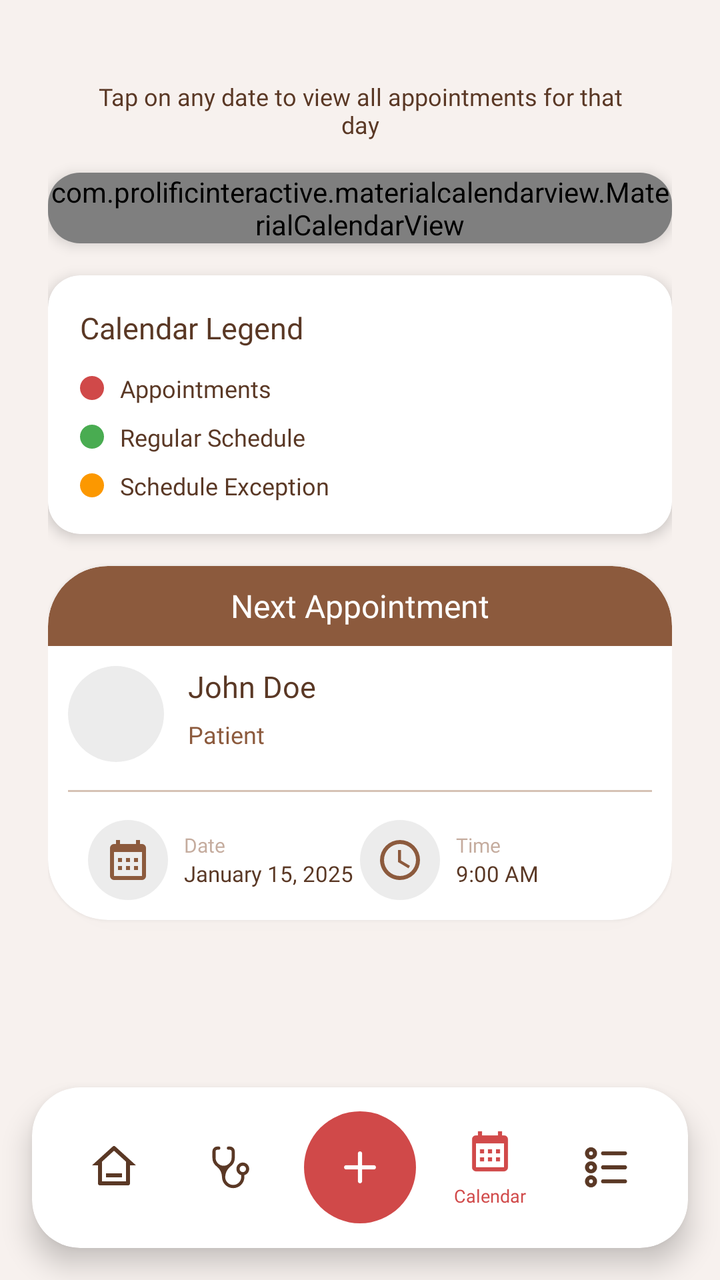
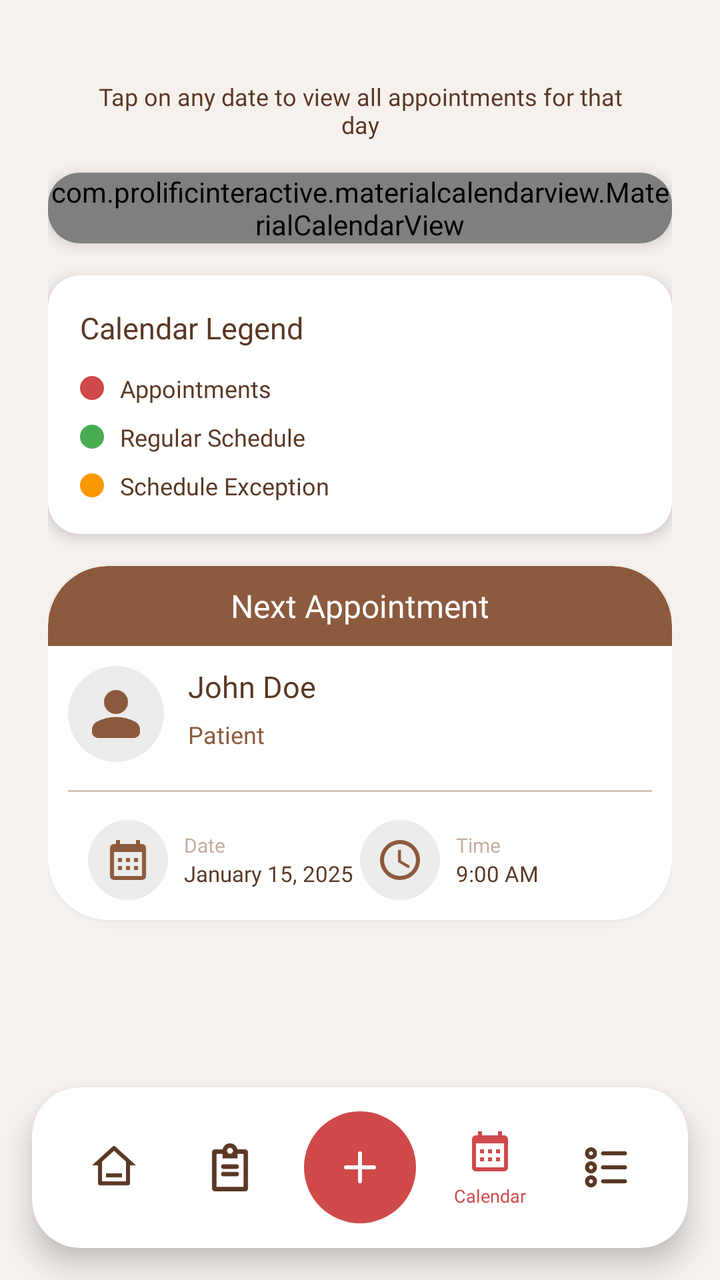

Screens rendered from an Android XML layout before and after an edit, with the pre-edit source and the edit as a unified diff.
<!-- AndroidManifest.xml: application theme Theme.StTherese -->
<!-- res/layout/activity_doctor_calendar.xml -->
<?xml version="1.0" encoding="utf-8"?>
<androidx.coordinatorlayout.widget.CoordinatorLayout xmlns:android="http://schemas.android.com/apk/res/android"
    xmlns:app="http://schemas.android.com/apk/res-auto"
    xmlns:tools="http://schemas.android.com/tools"
    android:layout_width="match_parent"
    android:layout_height="match_parent"
    android:background="@color/bg_color">

    
    <ScrollView
        android:layout_width="match_parent"
        android:layout_height="match_parent"
        android:fillViewport="true"
        android:clipToPadding="false"
        android:paddingBottom="100dp">


        <androidx.constraintlayout.widget.ConstraintLayout
            android:layout_width="match_parent"
            android:layout_height="wrap_content"
            android:padding="24dp">

            <TextView
                android:id="@+id/textView7"
                android:layout_width="match_parent"
                android:layout_height="wrap_content"
                android:layout_marginBottom="20dp"
                android:fontFamily="@font/poppins_medium"
                android:gravity="center"
                android:padding="16dp"
                android:text="Tap on any date to view all appointments for that day"
                android:textColor="@color/brown_text"
                android:textSize="12sp"
                app:layout_constraintTop_toTopOf="parent"
                tools:layout_editor_absoluteX="24dp" />

            
            <androidx.cardview.widget.CardView
                android:id="@+id/calendarCard"
                android:layout_width="0dp"
                android:layout_height="wrap_content"
                app:cardBackgroundColor="#FFFFFF"
                app:cardCornerRadius="16dp"
                app:cardElevation="4dp"
                app:layout_constraintEnd_toEndOf="parent"
                app:layout_constraintStart_toStartOf="parent"
                app:layout_constraintTop_toBottomOf="@+id/textView7">

                <com.prolificinteractive.materialcalendarview.MaterialCalendarView
                    android:id="@+id/calendarView"
                    android:layout_width="match_parent"
                    android:layout_height="wrap_content"
                    android:elevation="4dp"
                    app:mcv_dateTextAppearance="@style/CalendarDateText"
                    app:mcv_headerTextAppearance="@style/CalendarHeaderText"
                    app:mcv_selectionColor="@color/red_primary"
                    app:mcv_showOtherDates="all"
                    app:mcv_weekDayTextAppearance="@style/CalendarWeekText"
                    app:mcv_tileSize="40dp"/>
            </androidx.cardview.widget.CardView>

            
            <androidx.cardview.widget.CardView
                android:id="@+id/legendCard"
                android:layout_width="0dp"
                android:layout_height="wrap_content"
                android:layout_marginTop="16dp"
                app:cardBackgroundColor="#FFFFFF"
                app:cardCornerRadius="16dp"
                app:cardElevation="4dp"
                app:layout_constraintEnd_toEndOf="parent"
                app:layout_constraintStart_toStartOf="parent"
                app:layout_constraintTop_toBottomOf="@id/calendarCard">

                <LinearLayout
                    android:layout_width="match_parent"
                    android:layout_height="wrap_content"
                    android:orientation="vertical"
                    android:padding="16dp">

                    <TextView
                        android:layout_width="wrap_content"
                        android:layout_height="wrap_content"
                        android:text="Calendar Legend"
                        android:textColor="@color/brown_text"
                        android:textSize="15sp"
                        android:fontFamily="@font/montserrat_bold"
                        android:layout_marginBottom="12dp" />

                    
                    <LinearLayout
                        android:layout_width="match_parent"
                        android:layout_height="wrap_content"
                        android:orientation="horizontal"
                        android:gravity="center_vertical"
                        android:layout_marginBottom="8dp">

                        <View
                            android:layout_width="12dp"
                            android:layout_height="12dp"
                            android:background="@drawable/bg_circle_red" />

                        <TextView
                            android:layout_width="wrap_content"
                            android:layout_height="wrap_content"
                            android:text="Appointments"
                            android:textColor="@color/brown_text"
                            android:textSize="12sp"
                            android:fontFamily="@font/montserrat_bold"
                            android:layout_marginStart="8dp" />
                    </LinearLayout>

                    
                    <LinearLayout
                        android:layout_width="match_parent"
                        android:layout_height="wrap_content"
                        android:orientation="horizontal"
                        android:gravity="center_vertical"
                        android:layout_marginBottom="8dp">

                        <View
                            android:layout_width="12dp"
                            android:layout_height="12dp"
                            android:background="@drawable/bg_circle_green" />

                        <TextView
                            android:layout_width="wrap_content"
                            android:layout_height="wrap_content"
                            android:text="Regular Schedule"
                            android:textColor="@color/brown_text"
                            android:textSize="12sp"
                            android:fontFamily="@font/montserrat_bold"
                            android:layout_marginStart="8dp" />
                    </LinearLayout>

                    
                    <LinearLayout
                        android:layout_width="match_parent"
                        android:layout_height="wrap_content"
                        android:orientation="horizontal"
                        android:gravity="center_vertical">

                        <View
                            android:layout_width="12dp"
                            android:layout_height="12dp"
                            android:background="@drawable/bg_circle_orange" />

                        <TextView
                            android:layout_width="wrap_content"
                            android:layout_height="wrap_content"
                            android:text="Schedule Exception"
                            android:textColor="@color/brown_text"
                            android:textSize="12sp"
                            android:fontFamily="@font/montserrat_bold"
                            android:layout_marginStart="8dp" />
                    </LinearLayout>
                </LinearLayout>
            </androidx.cardview.widget.CardView>

            
            <androidx.cardview.widget.CardView
                android:id="@+id/upcomingCard"
                android:layout_width="0dp"
                android:layout_height="wrap_content"
                android:layout_marginTop="16dp"
                app:cardBackgroundColor="#FFFFFF"
                app:cardCornerRadius="30dp"
                app:cardElevation="4dp"
                app:layout_constraintEnd_toEndOf="parent"
                app:layout_constraintStart_toStartOf="parent"
                app:layout_constraintTop_toBottomOf="@id/legendCard">

                <androidx.constraintlayout.widget.ConstraintLayout
                    android:layout_width="match_parent"
                    android:layout_height="wrap_content"
                    android:paddingBottom="10dp">


                    <FrameLayout
                        android:id="@+id/header"
                        android:layout_width="match_parent"
                        android:layout_height="40dp"
                        app:layout_constraintTop_toTopOf="parent"
                        tools:layout_editor_absoluteX="16dp">

                        <View
                            android:layout_width="match_parent"
                            android:layout_height="match_parent"
                            android:background="@drawable/selection_header" />
                    <TextView
                        android:id="@+id/tvUpcomingTitle"
                        android:layout_width="wrap_content"
                        android:layout_height="wrap_content"
                        android:text="Next Appointment"
                        android:layout_gravity="center_horizontal|center"
                        android:textColor="@color/card_white"
                        android:textSize="16sp"
                        android:fontFamily="@font/montserrat_extra_bold"
                        app:layout_constraintStart_toStartOf="parent"
                        app:layout_constraintTop_toTopOf="parent" />

                        <View
                            android:id="@+id/divider"
                            android:layout_width="0dp"
                            android:layout_height="1dp"
                            android:layout_marginTop="12dp"
                            android:background="#D9D9D9"
                            app:layout_constraintEnd_toEndOf="parent"
                            app:layout_constraintStart_toStartOf="parent"
                            app:layout_constraintTop_toBottomOf="@id/tvUpcomingTitle" />
                    </FrameLayout>


                    <ImageView
                        android:id="@+id/ivPatient"
                        android:layout_width="48dp"
                        android:layout_height="48dp"
                        android:layout_margin="10dp"
                        android:background="@drawable/bg_circle_gray"
                        android:padding="12dp"

                        app:layout_constraintStart_toStartOf="parent"
                        app:layout_constraintTop_toBottomOf="@+id/header" />

                    <TextView
                        android:id="@+id/tvUpcomingPatient"
                        android:layout_width="0dp"
                        android:layout_height="wrap_content"
                        android:layout_marginStart="12dp"
                        android:text="John Doe"
                        android:textColor="@color/brown_text"
                        android:textSize="15sp"
                        android:fontFamily="@font/montserrat_extra_bold"
                        app:layout_constraintEnd_toEndOf="parent"
                        app:layout_constraintStart_toEndOf="@id/ivPatient"
                        app:layout_constraintTop_toTopOf="@id/ivPatient" />

                    <TextView
                        android:id="@+id/tvPatientLabel"
                        android:layout_width="0dp"
                        android:layout_height="wrap_content"
                        android:layout_marginStart="12dp"
                        android:text="Patient"
                        android:textColor="@color/text_secondary"
                        android:textSize="12sp"
                        android:fontFamily="@font/poppins_medium"
                        app:layout_constraintBottom_toBottomOf="@id/ivPatient"
                        app:layout_constraintEnd_toEndOf="parent"
                        app:layout_constraintStart_toEndOf="@id/ivPatient"
                        app:layout_constraintTop_toBottomOf="@id/tvUpcomingPatient" />

                    <View
                        android:id="@+id/divider2"
                        android:layout_width="0dp"
                        android:layout_height="1dp"
                        android:layout_marginTop="14dp"
                        android:layout_marginEnd="10dp"
                        android:layout_marginStart="10dp"
                        android:background="#D6C2B5"
                        app:layout_constraintEnd_toEndOf="parent"
                        app:layout_constraintStart_toStartOf="parent"
                        app:layout_constraintTop_toBottomOf="@id/ivPatient" />
                    <LinearLayout
                        android:id="@+id/layoutDateTime"
                        android:layout_width="match_parent"
                        android:layout_height="wrap_content"
                        android:layout_marginTop="14dp"
                        android:layout_marginStart="20dp"
                        android:layout_marginEnd="20dp"
                        android:layout_marginBottom="20dp"
                        android:orientation="horizontal"
                        app:layout_constraintTop_toBottomOf="@id/divider2">

                        <LinearLayout
                            android:layout_width="0dp"
                            android:layout_height="wrap_content"
                            android:layout_weight="1"
                            android:orientation="horizontal"
                            android:gravity="center_vertical">

                            <ImageView
                                android:layout_width="40dp"
                                android:layout_height="40dp"
                                android:background="@drawable/bg_circle_gray"
                                android:padding="8dp"
                                android:src="@drawable/ic_calendar_secondary" />

                            <LinearLayout
                                android:layout_width="wrap_content"
                                android:layout_height="wrap_content"
                                android:orientation="vertical"
                                android:layout_marginStart="8dp">

                                <TextView
                                    android:layout_width="wrap_content"
                                    android:layout_height="wrap_content"
                                    android:text="Date"
                                    android:textColor="#808C5A3D"
                                    android:textSize="10sp"
                                    android:fontFamily="@font/poppins_medium" />

                                <TextView
                                    android:id="@+id/tvUpcomingDate"
                                    android:layout_width="wrap_content"
                                    android:layout_height="wrap_content"
                                    android:text="January 15, 2025"
                                    android:textColor="@color/brown_text"
                                    android:textSize="11sp"
                                    android:fontFamily="@font/poppins_semi_bold" />
                            </LinearLayout>
                        </LinearLayout>

                        <LinearLayout
                            android:layout_width="0dp"
                            android:layout_height="wrap_content"
                            android:layout_weight="1"
                            android:orientation="horizontal"
                            android:gravity="center_vertical">

                            <ImageView
                                android:layout_width="40dp"
                                android:layout_height="40dp"
                                android:background="@drawable/bg_circle_gray"
                                android:padding="8dp"
                                android:src="@drawable/ic_clock_secondary" />

                            <LinearLayout
                                android:layout_width="wrap_content"
                                android:layout_height="wrap_content"
                                android:orientation="vertical"
                                android:layout_marginStart="8dp">

                                <TextView
                                    android:layout_width="wrap_content"
                                    android:layout_height="wrap_content"
                                    android:text="Time"
                                    android:textColor="#808C5A3D"
                                    android:textSize="10sp"
                                    android:fontFamily="@font/poppins_medium" />

                                <TextView
                                    android:id="@+id/tvUpcomingTime"
                                    android:layout_width="wrap_content"
                                    android:layout_height="wrap_content"
                                    android:text="9:00 AM"
                                    android:textColor="@color/brown_text"
                                    android:textSize="11sp"
                                    android:fontFamily="@font/poppins_semi_bold" />
                            </LinearLayout>
                        </LinearLayout>
                    </LinearLayout>
                </androidx.constraintlayout.widget.ConstraintLayout>
            </androidx.cardview.widget.CardView>


        </androidx.constraintlayout.widget.ConstraintLayout>
    </ScrollView>

    
    <androidx.cardview.widget.CardView
        android:layout_width="match_parent"
        android:layout_height="wrap_content"
        android:layout_gravity="bottom"
        app:cardCornerRadius="24dp"
        app:cardElevation="8dp"
        android:layout_margin="16dp"
        app:cardBackgroundColor="#FFFFFF">

        <LinearLayout
            android:layout_width="match_parent"
            android:layout_height="wrap_content"
            android:orientation="horizontal"
            android:gravity="center"
            android:padding="12dp">

            <LinearLayout
                android:id="@+id/btnHome"
                android:layout_width="0dp"
                android:layout_height="wrap_content"
                android:layout_weight="1"
                android:orientation="vertical"
                android:gravity="center"
                android:padding="8dp">

                <ImageView
                    android:layout_width="24dp"
                    android:layout_height="24dp"
                    android:src="@drawable/ic_home"
                    app:tint="#5A3825" />
            </LinearLayout>

            <LinearLayout
                android:id="@+id/btnAppointment"
                android:layout_width="0dp"
                android:layout_height="wrap_content"
                android:layout_weight="1"
                android:orientation="vertical"
                android:gravity="center"
                android:padding="8dp">

                <ImageView
                    android:layout_width="24dp"
                    android:layout_height="24dp"
                    android:src="@drawable/ic_medical"
                    app:tint="#5A3825" />
            </LinearLayout>

            <ImageView
                android:id="@+id/btnAdd"
                android:layout_width="56dp"
                android:layout_height="56dp"
                android:src="@drawable/ic_add"
                android:background="@drawable/bg_circle_red"
                android:padding="16dp"
                app:tint="#FFFFFF"
                android:layout_marginStart="8dp"
                android:layout_marginEnd="8dp" />

            <LinearLayout
                android:id="@+id/btnCalendar"
                android:layout_width="0dp"
                android:layout_height="wrap_content"
                android:layout_weight="1"
                android:orientation="vertical"
                android:gravity="center"
                android:padding="8dp">

                <ImageView
                    android:layout_width="24dp"
                    android:layout_height="24dp"
                    android:src="@drawable/ic_calendar"
                    app:tint="#D14A4A" />
                <TextView
                    android:layout_width="wrap_content"
                    android:layout_height="wrap_content"
                    android:text="Calendar"
                    android:fontFamily="@font/montserrat_extra_bold"
                    android:textSize="9sp"
                    android:textColor="#D14A4A"
                    android:layout_marginTop="4dp" />
            </LinearLayout>

            <LinearLayout
                android:id="@+id/btnHistory"
                android:layout_width="0dp"
                android:layout_height="wrap_content"
                android:layout_weight="1"
                android:orientation="vertical"
                android:gravity="center"
                android:padding="8dp">

                <ImageView
                    android:layout_width="24dp"
                    android:layout_height="24dp"
                    android:src="@drawable/ic_menu"
                    app:tint="#5A3825" />
            </LinearLayout>
        </LinearLayout>
    </androidx.cardview.widget.CardView>

</androidx.coordinatorlayout.widget.CoordinatorLayout>
<!-- resources referenced by this layout -->
<resources>
  <color name="bg_color">#F7F1EE</color>
  <color name="brown_text">#5A3825</color>
  <color name="card_white">#FFFFFF</color>
  <color name="red_primary">#D14A4A</color>
  <color name="text_secondary">#8C5A3D</color>
  <!-- drawable bg_circle_gray (drawable) -->
  <?xml version="1.0" encoding="utf-8"?>
  <shape xmlns:android="http://schemas.android.com/apk/res/android"
      android:shape="oval">
      <padding android:left="6dp" android:top="6dp" android:right="6dp"/>
      <solid android:color="#ECECEC" />
  </shape>
  <!-- drawable bg_circle_green (drawable) -->
  <?xml version="1.0" encoding="utf-8"?>
  <shape xmlns:android="http://schemas.android.com/apk/res/android"
      android:shape="oval">
      <solid android:color="#49AC51" />
  </shape>
  <!-- drawable bg_circle_orange (drawable) -->
  <?xml version="1.0" encoding="utf-8"?>
  <shape xmlns:android="http://schemas.android.com/apk/res/android"
      android:shape="oval">
      <solid android:color="#FC9800" />
  </shape>
  <!-- drawable bg_circle_red (drawable) -->
  <?xml version="1.0" encoding="utf-8"?>
  <shape xmlns:android="http://schemas.android.com/apk/res/android"
      android:shape="oval">
      <solid android:color="#D04949" />
  </shape>
  <!-- drawable ic_medical (drawable) -->
  <vector xmlns:android="http://schemas.android.com/apk/res/android"
      android:width="15dp"
      android:height="15dp"
      android:viewportWidth="15"
      android:viewportHeight="15">
    <path
        android:pathData="M5.5,7A2.5,2.5 0,0 1,3 4.5v-2a0.5,0.5 0,0 1,0.5 -0.5H4a0.5,0.5 0,0 0,0 -1h-0.5A1.5,1.5 0,0 0,2 2.5v2a3.49,3.49 0,0 0,1.51 2.87A4.4,4.4 0,0 1,5 10.5a3.5,3.5 0,1 0,7 0v-0.57a2,2 0,1 0,-1 0v0.57a2.5,2.5 0,0 1,-5 0a4.4,4.4 0,0 1,1.5 -3.13A3.49,3.49 0,0 0,9 4.5v-2A1.5,1.5 0,0 0,7.5 1H7a0.5,0.5 0,0 0,0 1h0.5a0.5,0.5 0,0 1,0.5 0.5v2A2.5,2.5 0,0 1,5.5 7m6,2a1,1 0,1 1,0 -2a1,1 0,0 1,0 2"
        android:fillColor="#8C5A3D"/>
  </vector>
  <style name="CalendarDateText" parent="TextAppearance.AppCompat.Small">
          <item name="android:textColor">@color/text_secondary</item>
          <item name="android:textSize">11sp</item>
          <item name="android:fontFamily">@font/poppins_regular</item>
      </style>
  <style name="CalendarHeaderText" parent="TextAppearance.AppCompat.Medium">
          <item name="android:textColor">@color/brown_text</item>
          <item name="android:fontFamily">@font/poppins_semi_bold</item>
          <item name="android:textSize">12sp</item>
      </style>
  <style name="CalendarWeekText" parent="TextAppearance.AppCompat.Small">
          <item name="android:textColor">@color/text_secondary</item>
          <item name="android:textSize">11sp</item>
          <item name="android:fontFamily">@font/poppins_regular</item>
      </style>
  <style name="Theme.StTherese" parent="Base.Theme.StTherese" />
  <color name="md_theme_light_primary">@color/brown_primary</color>
  <color name="md_theme_light_onPrimary">@color/white_on_primary</color>
  <color name="md_theme_light_background">@color/app_background</color>
  <color name="md_theme_light_surface">@color/app_background</color>
  <color name="brown_primary">#6B3A17</color>
  <color name="white_on_primary">#FFFFFF</color>
  <color name="app_background">#F7F1EE</color>
  <!-- unchanged entries left out for length: 8 -->
</resources>

<!-- the commit's change to res/layout/activity_doctor_calendar.xml (unified diff, before → after) -->
@@ -217,8 +217,8 @@
                         android:layout_height="48dp"
                         android:layout_margin="10dp"
                         android:background="@drawable/bg_circle_gray"
-                        android:padding="12dp"
-
+                        android:src="@drawable/ic_person"
+                        android:padding="6dp"
                         app:layout_constraintStart_toStartOf="parent"
                         app:layout_constraintTop_toBottomOf="@+id/header" />
 
@@ -349,6 +349,44 @@
                             </LinearLayout>
                         </LinearLayout>
                     </LinearLayout>
+
+                    <LinearLayout
+                        android:id="@+id/layoutEmptyUpcoming"
+                        android:layout_width="match_parent"
+                        android:layout_height="wrap_content"
+                        android:background="#FFFFFF"
+                        android:elevation="8dp"
+                        android:gravity="center_vertical"
+                        android:minHeight="118dp"
+                        android:orientation="vertical"
+                        android:paddingStart="20dp"
+                        android:paddingTop="28dp"
+                        android:paddingEnd="20dp"
+                        android:paddingBottom="28dp"
+                        android:visibility="gone"
+                        app:layout_constraintEnd_toEndOf="parent"
+                        app:layout_constraintStart_toStartOf="parent"
+                        app:layout_constraintTop_toTopOf="parent">
+
+                        <TextView
+                            android:id="@+id/tvEmptyUpcomingTitle"
+                            android:layout_width="match_parent"
+                            android:layout_height="wrap_content"
+                            android:fontFamily="@font/montserrat_extra_bold"
+                            android:text="NO APPOINTMENTS"
+                            android:textColor="@color/brown_text"
+                            android:textSize="22sp" />
+
+                        <TextView
+                            android:id="@+id/tvEmptyUpcomingMessage"
+                            android:layout_width="match_parent"
+                            android:layout_height="wrap_content"
+                            android:layout_marginTop="4dp"
+                            android:fontFamily="@font/poppins_medium"
+                            android:text="All your appointments will be displayed here."
+                            android:textColor="@color/brown_text"
+                            android:textSize="12sp" />
+                    </LinearLayout>
                 </androidx.constraintlayout.widget.ConstraintLayout>
             </androidx.cardview.widget.CardView>
 
@@ -401,7 +439,7 @@
                 <ImageView
                     android:layout_width="24dp"
                     android:layout_height="24dp"
-                    android:src="@drawable/ic_medical"
+                    android:src="@drawable/ic_list"
                     app:tint="#5A3825" />
             </LinearLayout>
 
<!-- resource entries referenced after the edit -->
@@ -30,15 +30,26 @@
       android:shape="oval">
       <solid android:color="#D04949" />
   </shape>
-  <!-- drawable ic_medical (drawable) -->
+  <!-- drawable ic_list (drawable) -->
   <vector xmlns:android="http://schemas.android.com/apk/res/android"
-      android:width="15dp"
-      android:height="15dp"
-      android:viewportWidth="15"
-      android:viewportHeight="15">
+      android:width="16dp"
+      android:height="16dp"
+      android:viewportWidth="16"
+      android:viewportHeight="16">
     <path
-        android:pathData="M5.5,7A2.5,2.5 0,0 1,3 4.5v-2a0.5,0.5 0,0 1,0.5 -0.5H4a0.5,0.5 0,0 0,0 -1h-0.5A1.5,1.5 0,0 0,2 2.5v2a3.49,3.49 0,0 0,1.51 2.87A4.4,4.4 0,0 1,5 10.5a3.5,3.5 0,1 0,7 0v-0.57a2,2 0,1 0,-1 0v0.57a2.5,2.5 0,0 1,-5 0a4.4,4.4 0,0 1,1.5 -3.13A3.49,3.49 0,0 0,9 4.5v-2A1.5,1.5 0,0 0,7.5 1H7a0.5,0.5 0,0 0,0 1h0.5a0.5,0.5 0,0 1,0.5 0.5v2A2.5,2.5 0,0 1,5.5 7m6,2a1,1 0,1 1,0 -2a1,1 0,0 1,0 2"
-        android:fillColor="#8C5A3D"/>
+        android:pathData="M9,2.5a1,1 0,1 1,-2 0a1,1 0,0 1,2 0m1.45,-0.5a2.5,2.5 0,0 0,-4.9 0H3a1,1 0,0 0,-1 1v12a1,1 0,0 0,1 1h10a1,1 0,0 0,1 -1V3a1,1 0,0 0,-1 -1zM8,5H5.5V3.5h-2v11h9v-11h-2V5zM5,7.75A0.75,0.75 0,0 1,5.75 7h4.5a0.75,0.75 0,0 1,0 1.5h-4.5A0.75,0.75 0,0 1,5 7.75m0.75,1.75a0.75,0.75 0,0 0,0 1.5h4.5a0.75,0.75 0,0 0,0 -1.5z"
+        android:fillColor="@color/brown_text"
+        android:fillType="evenOdd"/>
+  </vector>
+  <!-- drawable ic_person (drawable) -->
+  <vector xmlns:android="http://schemas.android.com/apk/res/android"
+      android:width="24dp"
+      android:height="24dp"
+      android:viewportWidth="24"
+      android:viewportHeight="24">
+    <path
+        android:pathData="M12,12q-1.65,0 -2.825,-1.175T8,8t1.175,-2.825T12,4t2.825,1.175T16,8t-1.175,2.825T12,12m-8,6v-0.8q0,-0.85 0.438,-1.562T5.6,14.55q1.55,-0.775 3.15,-1.162T12,13t3.25,0.388t3.15,1.162q0.725,0.375 1.163,1.088T20,17.2v0.8q0,0.825 -0.587,1.413T18,20H6q-0.825,0 -1.412,-0.587T4,18"
+        android:fillColor="@color/text_secondary"/>
   </vector>
   <style name="CalendarDateText" parent="TextAppearance.AppCompat.Small">
           <item name="android:textColor">@color/text_secondary</item>
